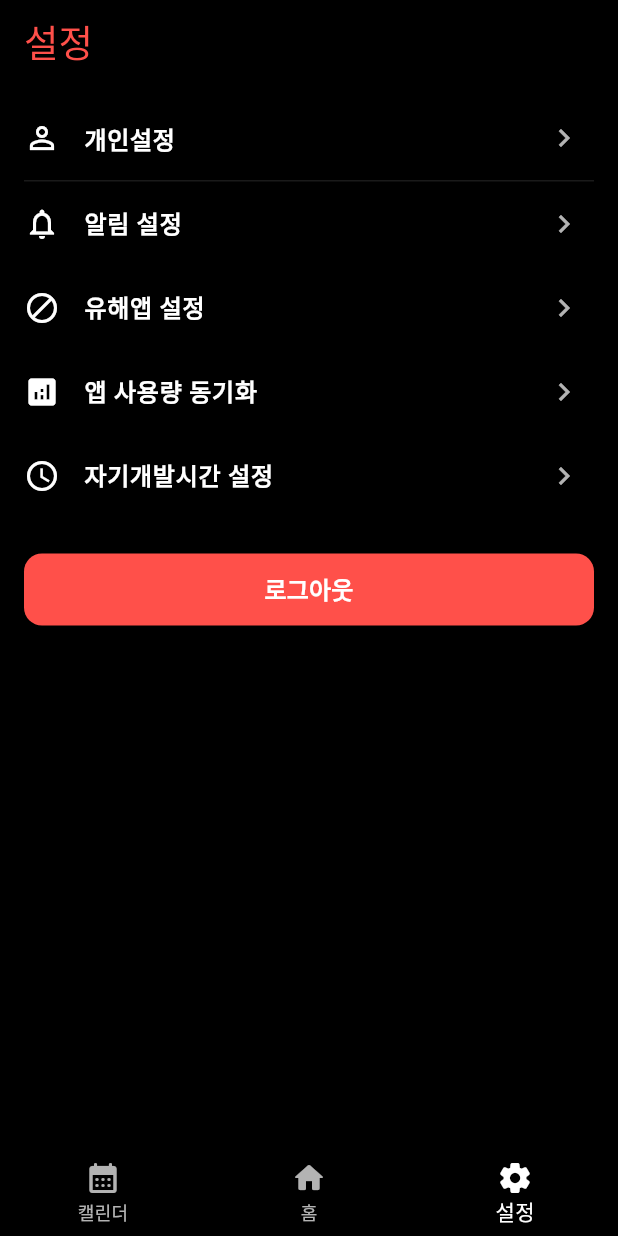
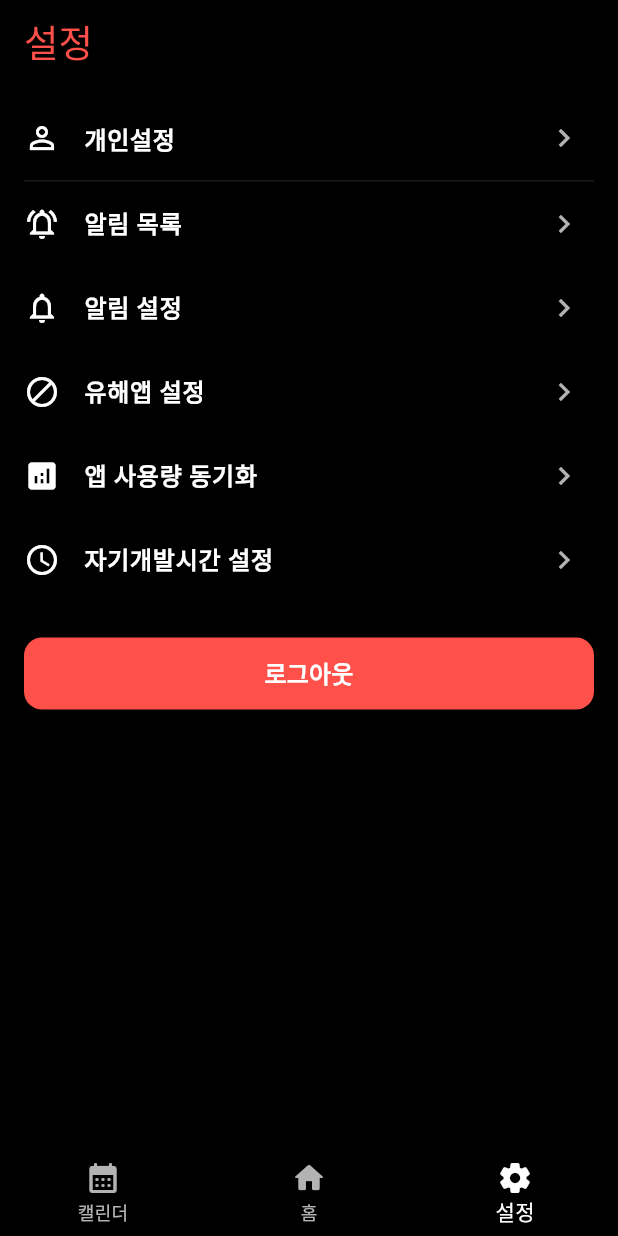
Before and after one commit to SSU-ICT-Project/DM_Frontend, a Flutter app: the screen it shows after launch, item 3 of the bottom bar chosen, on a phone screen of 412 x 824 dp. Run offline on Flutter 3.47's test engine with Material 3 defaults, Android fonts, the phone set to English and light mode, and no system bars; our stand-ins replace google_fonts, permission_handler, shared_preferences; accounts and stored records are empty.

Commit message:
feat : 알림 목록 UI 생성 - 목록 체크박스 오류 수정

```diff
--- a/lib/screens/settings_screen.dart
+++ b/lib/screens/settings_screen.dart
@@ -10,6 +10,7 @@ import '../widgets/app_bottom_nav.dart';
 import '../utils/slide_page_route.dart';
 import 'calendar_screen.dart';
 import 'goals_screen.dart';
+import 'notification_screen.dart';
 
 class SettingsScreen extends StatelessWidget {
   const SettingsScreen({super.key});
@@ -39,6 +40,11 @@ class SettingsScreen extends StatelessWidget {
             onTap: () => Navigator.of(context).push(SlidePageRoute(page: const ProfileSettingsScreen())),
           ),
           _Divider(),
+          _SettingsTile(
+            icon: Icons.notifications_active_outlined,
+            title: '알림 목록',
+            onTap: () => Navigator.of(context).push(SlidePageRoute(page: const NotificationScreen())),
+          ),
           _SettingsTile(
             icon: Icons.notifications_outlined,
             title: '알림 설정',
```
